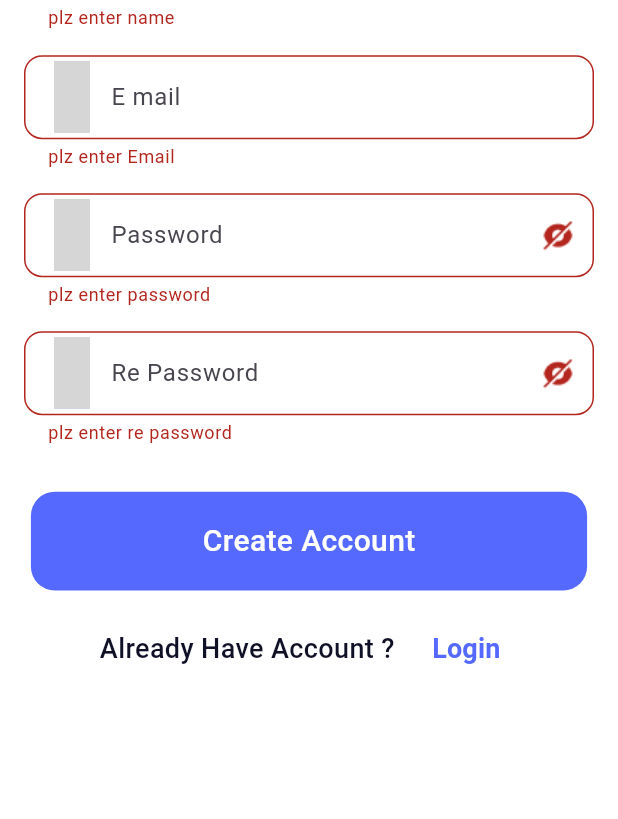
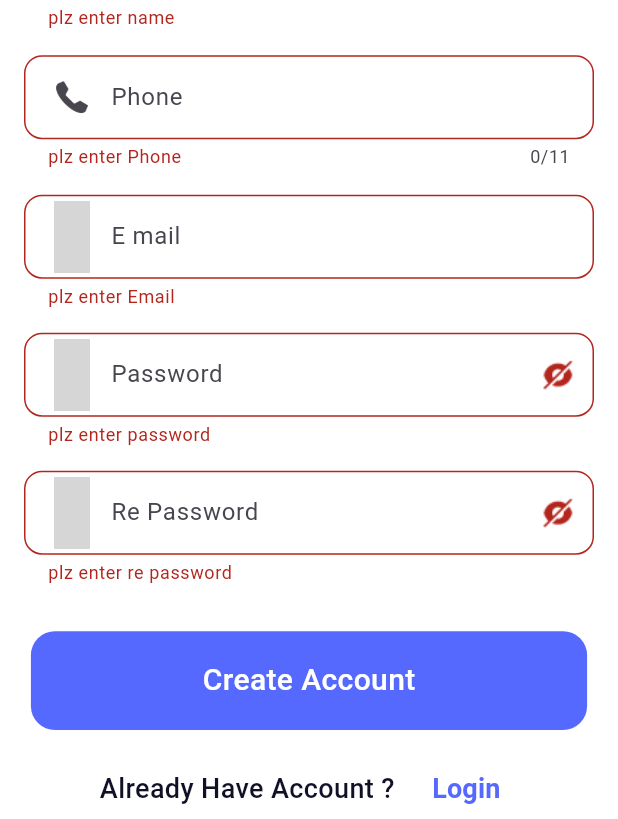
Before and after one commit to mohamedabdelsaea/again_event, a Flutter app: the SignUp screen opened by its route, after a tap on "Create Account", on a phone screen of 412 x 824 dp, the part 417-1236 px from its top. Run offline on Flutter 3.47's test engine with Material 3 defaults, Android fonts, the phone set to English and light mode, and no system bars; our stand-ins replace animated_custom_dropdown, bot_toast, cloud_firestore, firebase_auth, firebase_core, flutter_easyloading and 2 more; accounts and stored records are empty; generated files the repository leaves out were written again; statements that could not run were skipped; grey boxes are pictures that could not be loaded.

Commit message:
* add text phone

```diff
--- a/lib/main.dart
+++ b/lib/main.dart
@@ -34,7 +34,7 @@ class MyApp extends StatelessWidget {
     initSharedPref();
     return MaterialApp(
       debugShowCheckedModeBanner: false,
-      initialRoute: PageRouteName.layout,
+      initialRoute: PageRouteName.signIn,
       onGenerateRoute: AppRoutes.onGenerateRoute,
       builder: EasyLoading.init(
         builder: BotToastInit(),
--- a/lib/modules/sign_up/sign_up.dart
+++ b/lib/modules/sign_up/sign_up.dart
@@ -17,6 +17,7 @@ class _SignUpState extends State<SignUp> {
   bool _isPassword = false;
   final _formKey = GlobalKey<FormState>();
   var _nameController = TextEditingController();
+  var _phoneController = TextEditingController();
   var _emailController = TextEditingController();
   var _passwordController = TextEditingController();
 
@@ -83,7 +84,40 @@ class _SignUpState extends State<SignUp> {
                 ),
               ),
             ),
-            // Email
+            const SizedBox(height: 15),
+            Padding(
+              padding:
+                  const EdgeInsets.symmetric(horizontal: 16.0, vertical: 1.0),
+              child: TextFormField(
+                validator: (value) {
+                  if (value == null || value.trim().isEmpty) {
+                    return 'plz enter Phone';
+                  }
+                  return null;
+                },
+                controller: _phoneController,
+                decoration: InputDecoration(
+                  focusedBorder: OutlineInputBorder(
+                    borderSide: BorderSide(color: AppColor.primary),
+                    borderRadius: BorderRadius.circular(12),
+                  ),
+                  hintText: 'Phone',
+                  border: OutlineInputBorder(
+                    borderRadius: BorderRadius.circular(12),
+                    borderSide: BorderSide(color: AppColor.primary),
+                  ),
+                  prefixIcon: Padding(
+                    padding: const EdgeInsets.only(left: 20.0, right: 10),
+                    child: ImageIcon(
+                      AssetImage('assets/icons/free_phone.png'),
+                    ),
+                  ),
+
+                ),
+                keyboardType: TextInputType.number,
+                maxLength: 11,
+              ),
+            ),
             Padding(
               padding: const EdgeInsets.all(16.0),
               child: TextFormField(
@@ -116,7 +150,6 @@ class _SignUpState extends State<SignUp> {
                 ),
               ),
             ),
-            // Password
             Padding(
               padding: const EdgeInsets.symmetric(horizontal: 16.0),
               child: TextFormField(
@@ -164,7 +197,6 @@ class _SignUpState extends State<SignUp> {
                 ),
               ),
             ),
-            // Re Password
             Padding(
               padding: const EdgeInsets.all(16.0),
               child: TextFormField(
```
Also changed, not shown: assets/icons/free_phone.png (added).
